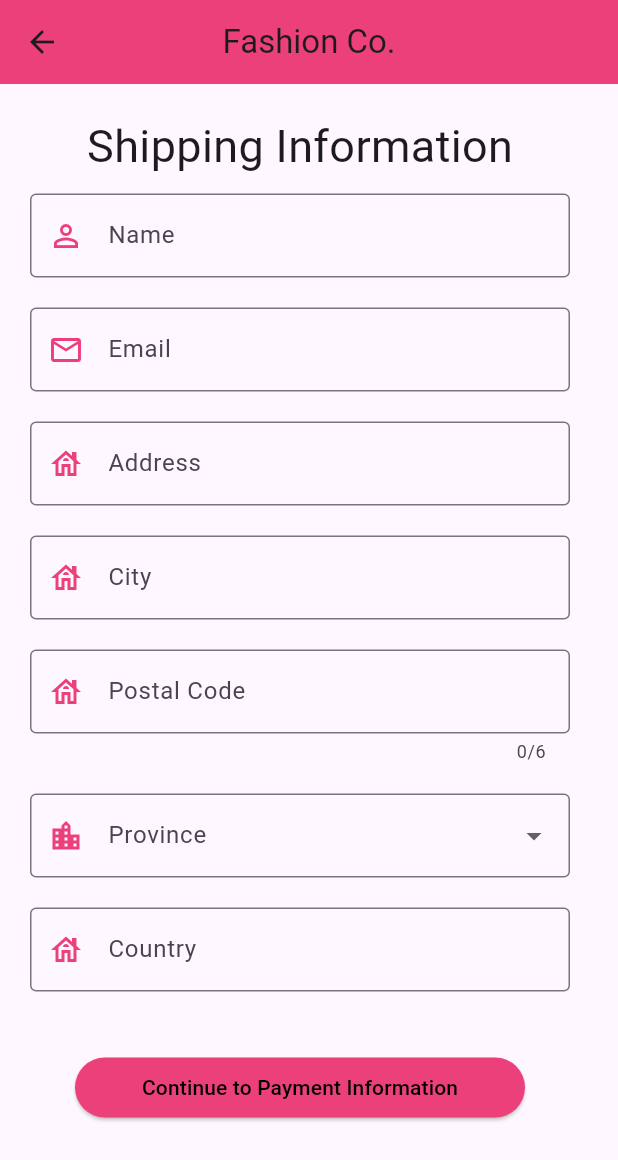
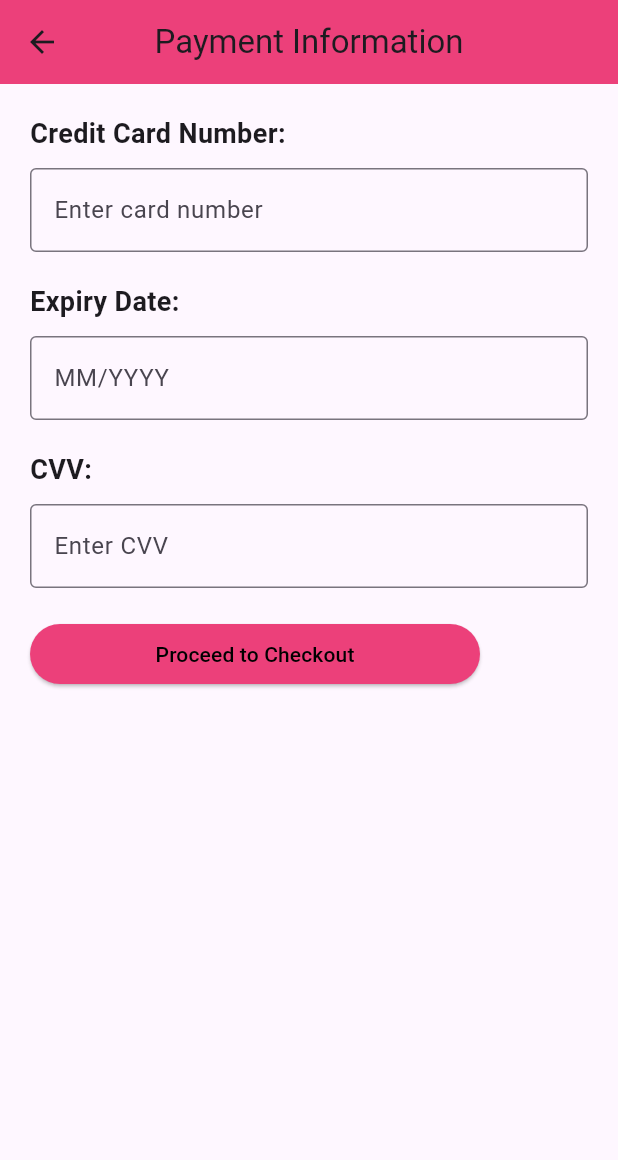
Before and after one commit to melissaweller/FashionCo, a Flutter app: the CheckoutPage1 screen opened directly with empty values, after a tap on "Continue to Payment Information", on a phone screen of 412 x 824 dp. Shown: the top 1160 px of the screen. Run offline on Flutter 3.47's test engine with Material 3 defaults, Android fonts, the phone set to English and light mode, and no system bars; our stand-ins replace cloud_firestore, firebase_auth, firebase_core; missing offline and left inert: profile_photo; accounts and stored records are empty.

Commit message:
Made a firebase collection for orders and started payment page

```diff
--- a/lib/navPages/CartPage.dart
+++ b/lib/navPages/CartPage.dart
@@ -95,7 +95,7 @@ class CartPage extends StatelessWidget {
                     minimumSize: Size(80, 40)
                 ),
                 onPressed: (){
-                  Navigator.push(context, MaterialPageRoute(builder: (context) => CheckoutPage1(userEmail: userEmail,),),);
+                  Navigator.push(context, MaterialPageRoute(builder: (context) => CheckoutPage1(userEmail: userEmail, cart: cartItems,),),);
                 },
                 child: Text('Checkout', style: TextStyle(fontSize: 16, color: Colors.white),),
               ),
--- a/lib/navPages/CheckoutPage1.dart
+++ b/lib/navPages/CheckoutPage1.dart
@@ -1,13 +1,14 @@
+
 import 'package:cloud_firestore/cloud_firestore.dart';
 import 'package:flutter/material.dart';
-
-import '../models/UserModel.dart';
+import 'package:project/navPages/PaymentPage.dart';
 
 class CheckoutPage1 extends StatefulWidget {
 
   final String userEmail;
+  final List<dynamic> cart;
 
-  CheckoutPage1({required this.userEmail});
+  CheckoutPage1({required this.userEmail, required this.cart});
 
   @override
   State<CheckoutPage1> createState() => _CheckoutPage1State();
@@ -16,12 +17,11 @@ class CheckoutPage1 extends StatefulWidget {
 class _CheckoutPage1State extends State<CheckoutPage1> {
 
   final _nameController = TextEditingController();
-  late var _emailController = TextEditingController();
+  late var _emailController = TextEditingController(text: widget.userEmail);
   final _addressController = TextEditingController();
   final _postalCodeController = TextEditingController();
   final _cityController = TextEditingController();
-  final _countryController = TextEditingController();
-  final _provinceController = TextEditingController();
+  late var _countryController = TextEditingController(text: 'Canada');
 
   // Define list of provinces
   List<String> provinces = [
@@ -42,8 +42,41 @@ class _CheckoutPage1State extends State<CheckoutPage1> {
   @override
   void initState() {
     super.initState();
-    _emailController = TextEditingController(text: widget.userEmail);
   }
+
+  // Future<void> checkout(String userEmail, Map<String, dynamic> shippingInfo, List<dynamic> cart) async {
+  //   // Add shipping information to Firestore
+  //   await FirebaseFirestore.instance.collection('shipping_info').add(shippingInfo);
+  //
+  //   // Add each product in the cart to Firestore
+  //   for (var product in cart) {
+  //     await FirebaseFirestore.instance.collection('orders').add({
+  //       'user_email': userEmail,
+  //       'product_title': product['title'],
+  //       'product_price': product['price'],
+  //       // Add more fields as needed
+  //     });
+  //   }
+  // }
+
+
+  Future<void> checkout(String userEmail, Map<String, dynamic> shippingInfo, List<dynamic> cart) async {
+    // Create a map to represent the order
+    Map<String, dynamic> orderData = {
+      'user_email': userEmail,
+      'shipping_info': shippingInfo,
+      'products': cart.map((product) => {
+        'title': product['title'],
+        'price': product['price'],
+        // Add more product details as needed
+      }).toList(),
+    };
+
+    // Add the order document to the 'orders' collection
+    await FirebaseFirestore.instance.collection('orders').add(orderData);
+  }
+
+
 
   @override
   Widget build(BuildContext context) {
@@ -173,8 +206,18 @@ class _CheckoutPage1State extends State<CheckoutPage1> {
                             backgroundColor: Colors.pink[400],
                             minimumSize: Size(300, 40)
                         ),
-                        onPressed: (){
-
+                        onPressed: () async {
+                          Map<String, dynamic> shippingInfo = {
+                            'name': _nameController.text,
+                            'email': _emailController.text,
+                            'address': _addressController.text,
+                            'city': _cityController.text,
+                            'postal_code': _postalCodeController.text,
+                            'province': _selectedProvince,
+                            'country': _countryController.text,
+                          };
+                          await checkout(widget.userEmail, shippingInfo, widget.cart);
+                          Navigator.push(context, MaterialPageRoute(builder: (context) => PaymentPage()));
                         },
                         child: Text('Continue to Payment Information')
                     ),
--- /dev/null
+++ b/lib/navPages/PaymentPage.dart
@@ -0,0 +1,89 @@
+import 'package:cloud_firestore/cloud_firestore.dart';
+import 'package:flutter/material.dart';
+
+class PaymentPage extends StatefulWidget {
+  @override
+  _PaymentPageState createState() => _PaymentPageState();
+}
+
+class _PaymentPageState extends State<PaymentPage> {
+  final TextEditingController _cardNumberController = TextEditingController();
+  final TextEditingController _expiryDateController = TextEditingController();
+  final TextEditingController _cvvController = TextEditingController();
+
+  @override
+  Widget build(BuildContext context) {
+    return Scaffold(
+      appBar: AppBar(
+        title: Text('Payment Information'),
+        backgroundColor: Colors.pink[400],
+        centerTitle: true,
+      ),
+      body: Padding(
+        padding: EdgeInsets.all(20.0),
+        child: Column(
+          crossAxisAlignment: CrossAxisAlignment.start,
+          children: [
+            Text(
+              'Credit Card Number:',
+              style: TextStyle(fontSize: 18.0, fontWeight: FontWeight.bold),
+            ),
+            SizedBox(height: 10.0),
+            TextFormField(
+              controller: _cardNumberController,
+              keyboardType: TextInputType.number,
+              decoration: InputDecoration(
+                border: OutlineInputBorder(),
+                hintText: 'Enter card number',
+              ),
+            ),
+            SizedBox(height: 20.0),
+            Text(
+              'Expiry Date:',
+              style: TextStyle(fontSize: 18.0, fontWeight: FontWeight.bold),
+            ),
+            SizedBox(height: 10.0),
+            TextFormField(
+              controller: _expiryDateController,
+              keyboardType: TextInputType.datetime,
+              decoration: InputDecoration(
+                border: OutlineInputBorder(),
+                hintText: 'MM/YYYY',
+              ),
+            ),
+            SizedBox(height: 20.0),
+            Text(
+              'CVV:',
+              style: TextStyle(fontSize: 18.0, fontWeight: FontWeight.bold),
+            ),
+            SizedBox(height: 10.0),
+            TextFormField(
+              controller: _cvvController,
+              keyboardType: TextInputType.number,
+              decoration: InputDecoration(
+                border: OutlineInputBorder(),
+                hintText: 'Enter CVV',
+              ),
+            ),
+            SizedBox(height: 20.0),
+            ElevatedButton(
+              style: ElevatedButton.styleFrom(
+                  foregroundColor: Colors.black,
+                  backgroundColor: Colors.pink[400],
+                  minimumSize: Size(300, 40)
+              ),
+              onPressed: () {
+                // Process payment and proceed to CheckoutPage2
+                // Navigator.push(
+                //   context,
+                //   MaterialPageRoute(builder: (context) => CheckoutPage2()),
+                // );
+              },
+              child: Text('Proceed to Checkout'),
+            ),
+          ],
+        ),
+      ),
+    );
+  }
+}
```
Also changed, not shown: lib/navPages/checkoutPage2.dart (added).
